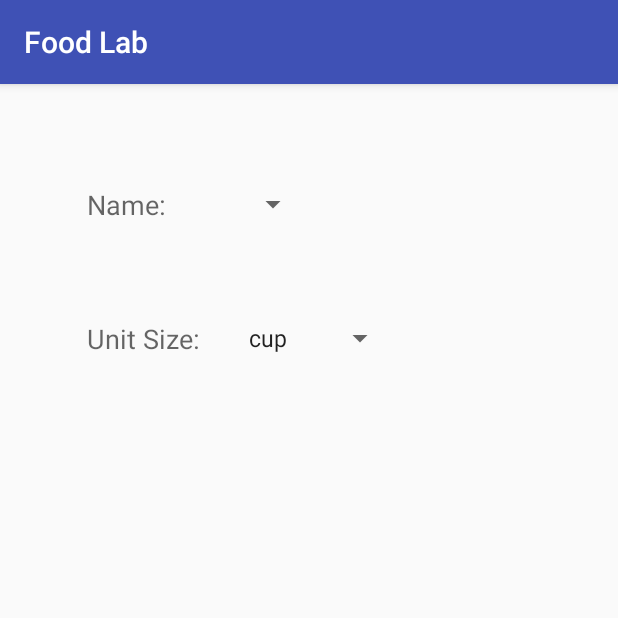
After one commit to TSNichols/FoodLab, an Android app: the Ingredients_Screen screen opened directly, with no data from a screen before it, on a phone screen of 412 x 824 dp, the top half of it. The commit adds this screen. Run offline under Robolectric (Android 15) with nearby library versions, the phone set to English and light mode, and no system bars.

Commit message:
Changed spinners, app icon, added ingredients screen/activity

```diff
--- a/app/src/main/AndroidManifest.xml
+++ b/app/src/main/AndroidManifest.xml
@@ -4,7 +4,7 @@
 
     <application
         android:allowBackup="true"
-        android:icon="@mipmap/ic_launcher"
+        android:icon="@mipmap/app_icon"
         android:label="@string/app_name"
         android:supportsRtl="true"
         android:theme="@style/AppTheme">
@@ -16,7 +16,8 @@
             </intent-filter>
         </activity>
         <activity android:name=".Calender_Screen" />
-        <activity android:name=".Recipes_Screen"></activity>
+        <activity android:name=".Recipes_Screen" />
+        <activity android:name=".Ingredients_Screen"></activity>
     </application>
 
 </manifest>
--- /dev/null
+++ b/app/src/main/java/tsnichols/foodlab/Ingredients_Screen.java
@@ -0,0 +1,13 @@
+package tsnichols.foodlab;
+
+import android.support.v7.app.AppCompatActivity;
+import android.os.Bundle;
+
+public class Ingredients_Screen extends AppCompatActivity {
+
+    @Override
+    protected void onCreate(Bundle savedInstanceState) {
+        super.onCreate(savedInstanceState);
+        setContentView(R.layout.ingredients_screen);
+    }
+}
--- /dev/null
+++ b/app/src/main/res/layout/ingredients_screen.xml
@@ -0,0 +1,55 @@
+<?xml version="1.0" encoding="utf-8"?>
+<RelativeLayout xmlns:android="http://schemas.android.com/apk/res/android"
+    xmlns:tools="http://schemas.android.com/tools"
+    android:layout_width="match_parent"
+    android:layout_height="match_parent"
+    android:paddingBottom="@dimen/activity_vertical_margin"
+    android:paddingLeft="@dimen/activity_horizontal_margin"
+    android:paddingRight="@dimen/activity_horizontal_margin"
+    android:paddingTop="@dimen/activity_vertical_margin"
+    tools:context="tsnichols.foodlab.Ingredients_Screen">
+
+    <TextView
+        android:layout_width="wrap_content"
+        android:layout_height="wrap_content"
+        android:textAppearance="?android:attr/textAppearanceMedium"
+        android:text="@string/ingredient_name_txt"
+        android:id="@+id/txt_name"
+        android:layout_alignParentTop="true"
+        android:layout_alignParentLeft="true"
+        android:layout_alignParentStart="true"
+        android:layout_marginLeft="42dp"
+        android:layout_marginStart="42dp"
+        android:layout_marginTop="52dp" />
+
+    <Spinner
+        android:layout_width="wrap_content"
+        android:layout_height="wrap_content"
+        android:id="@+id/spin_ingredient_name"
+        android:layout_alignTop="@+id/txt_name"
+        android:layout_toRightOf="@+id/txt_name"
+        android:layout_toEndOf="@+id/txt_name"
+        android:layout_marginLeft="47dp"
+        android:layout_marginStart="47dp" />
+
+    <TextView
+        android:layout_width="wrap_content"
+        android:layout_height="wrap_content"
+        android:textAppearance="?android:attr/textAppearanceMedium"
+        android:text="@string/unit_size_txt"
+        android:id="@+id/txt_unit_size"
+        android:layout_marginTop="65dp"
+        android:layout_below="@+id/spin_ingredient_name"
+        android:layout_alignLeft="@+id/txt_name"
+        android:layout_alignStart="@+id/txt_name" />
+
+    <Spinner
+        android:layout_width="wrap_content"
+        android:layout_height="wrap_content"
+        android:id="@+id/spin_unit_size"
+        android:layout_alignTop="@+id/txt_unit_size"
+        android:layout_alignLeft="@+id/spin_ingredient_name"
+        android:layout_alignStart="@+id/spin_ingredient_name"
+        android:entries="@array/unit_size_array" />
+
+</RelativeLayout>
--- a/app/src/main/res/values/strings.xml
+++ b/app/src/main/res/values/strings.xml
@@ -1,15 +1,30 @@
 <resources>
+    //Global
     <string name="app_name">Food Lab</string>
+
+    //Home Screen
     <string name="calender_btn">Calender</string>
     <string name="recipes_btn">Recipes</string>
     <string name="groceries_btn">Groceries</string>
     <string name="ingredients_btn">Ingredients</string>
+
+    //Calender Screen
     <string name="week_txt">Week:</string>
     <string name="day_txt">Day:</string>
+    <string-array name="day_array">
+        <item>Sunday</item>
+        <item>Monday</item>
+        <item>Tuesday</item>
+        <item>Wednesday</item>
+        <item>Thursday</item>
+        <item>Friday</item>
+        <item>Saturday</item>
+    </string-array>
     <string name="breakfast_txt">Breakfast:</string>
     <string name="lunch_txt">Lunch:</string>
     <string name="dinner_txt">Dinner:</string>
 
+    //Recipes Screen
     <string name="title_txt">Title:</string>
     <string name="ingredients_txt">Ingredients:</string>
     <string name="directions_txt">Directions:</string>
@@ -18,4 +33,18 @@
     <string name="dinner_check_box">D</string>
     <string name="add_new_txt">Add New</string>
 
+    //Ingredients Screen
+    <string name="ingredient_name_txt">Name:</string>
+    <string name="unit_size_txt">Unit Size:</string>
+    <string-array name="unit_size_array">
+        <item>cup</item>
+        <item>lb.</item>
+        <item>oz.</item>
+        <item>slice</item>
+        <item>tbsp.</item>
+        <item>tsp</item>
+        <item>single</item>
+    </string-array>
+
+
 </resources>
```
Also changed, not shown: app/src/main/java/tsnichols/foodlab/HomeScreenActivity.java (+7 -0 lines), app/src/main/res/layout/calender_screen.xml (+22 -19 lines), app/src/main/res/layout/home_screen.xml (+8 -10 lines), app/src/main/res/layout/recipes_screen.xml (+4 -4 lines), app/src/main/app_icon-web.png (added), app/src/main/res/mipmap-hdpi/app_icon.png (added), app/src/main/res/mipmap-mdpi/app_icon.png (added), app/src/main/res/mipmap-xhdpi/app_icon.png (added), app/src/main/res/mipmap-xxhdpi/app_icon.png (added), app/src/main/res/mipmap-xxxhdpi/app_icon.png (added).
